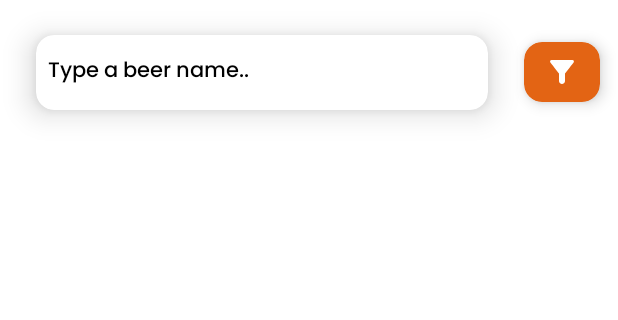
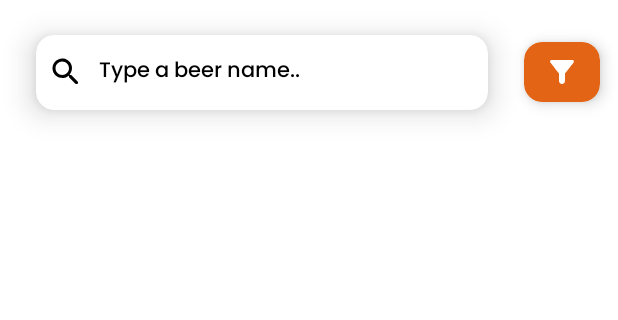
Before and after one commit to stebaia/HoldMyBeerApp, an Android app: the screen it shows after launch (MainActivity), on a phone screen of 412 x 824 dp, the part 68-388 px from its top. Run offline under Robolectric (Android 15) with nearby library versions, the phone set to English and light mode, and no system bars; network calls fail; pictures from the network do not load; Roboto replaces fonts that are not available here; 1 statement that could not run was skipped.

Commit message:
search by name

```diff
--- a/app/src/main/java/com/sbaiardi/holdmybeer/data/api/BeerApiService.kt
+++ b/app/src/main/java/com/sbaiardi/holdmybeer/data/api/BeerApiService.kt
@@ -10,4 +10,7 @@ import retrofit2.http.Url
 interface BeerApiService {
     @GET("beers")
     suspend fun getPagedBeers(@Query("page") page: Int, @Query("per_page") per_page: Int): Response<MutableList<Beer>>
+
+    @GET("beers")
+    suspend fun getSearchBeersByName(@Query("beer_name") beer_name: String, @Query("page") page: Int, @Query("per_page") per_page: Int): Response<MutableList<Beer>>
 }
--- a/app/src/main/java/com/sbaiardi/holdmybeer/data/repositories/BeerRepository.kt
+++ b/app/src/main/java/com/sbaiardi/holdmybeer/data/repositories/BeerRepository.kt
@@ -4,4 +4,6 @@ import com.sbaiardi.holdmybeer.data.api.BeerApiService
 
 class BeerRepository(private val beerApiService: BeerApiService) {
     suspend fun getPagedBeers(page: Int, per_page: Int)  = beerApiService.getPagedBeers(page, per_page)
+
+    suspend fun getSearchBeersByName(beer_name: String,page: Int, per_page: Int)  = beerApiService.getSearchBeersByName(beer_name,page, per_page)
 }
--- a/app/src/main/java/com/sbaiardi/holdmybeer/ui/FirstFragment.kt
+++ b/app/src/main/java/com/sbaiardi/holdmybeer/ui/FirstFragment.kt
@@ -1,10 +1,17 @@
 package com.sbaiardi.holdmybeer.ui
 
 import android.os.Bundle
+import android.text.Editable
+import android.text.TextWatcher
 import android.util.Log
+import android.view.KeyEvent
 import android.view.LayoutInflater
 import android.view.View
 import android.view.ViewGroup
+import android.view.inputmethod.EditorInfo
+import android.widget.TextView
+import android.widget.TextView.OnEditorActionListener
+import androidx.core.widget.addTextChangedListener
 import androidx.fragment.app.Fragment
 import androidx.lifecycle.ViewModelProvider
 import androidx.recyclerview.widget.LinearLayoutManager
@@ -30,7 +37,9 @@ class FirstFragment : Fragment() {
     private val per_page=20
     private lateinit var listener: BottomSheetCallback
     private lateinit var beerViewModel: BeerViewModel
-
+    private var flagNameChanged = false
+    private var flag = false
+    private var nameSearched: String = ""
     override fun onCreateView(
             inflater: LayoutInflater, container: ViewGroup?,
             savedInstanceState: Bundle?
@@ -63,23 +72,45 @@ class FirstFragment : Fragment() {
 
         val scrollListener = object : EndlessRecyclerViewScrollListener(layoutManager) {
             override fun onLoadMore(page: Int, totalItemsCount: Int, view: RecyclerView?) {
-
-                beerViewModel.getPagedBeers(page+1, per_page)
+                beerViewModel.getSearchBeersByName(nameSearched, page + 1, per_page)
             }
         }
         recyler_view_beer.addOnScrollListener(scrollListener)
         recyler_view_beer.adapter = beerListAdapter
         recyler_view_beer.layoutManager = layoutManager
         var mutableListBeer: MutableList<Beer> = ArrayList()
+
+        iet_search_beer.addTextChangedListener(object : TextWatcher {
+
+            override fun afterTextChanged(s: Editable) {}
+
+            override fun beforeTextChanged(s: CharSequence, start: Int,
+                                           count: Int, after: Int) {
+            }
+
+            override fun onTextChanged(s: CharSequence, start: Int,
+                                       before: Int, count: Int) {
+                flagNameChanged = true
+                if (s.length > 2){
+                    nameSearched = iet_search_beer.text.toString()
+                    beerViewModel.getSearchBeersByName(iet_search_beer.text.toString(),initial_page, per_page)
+                }else if (s.isEmpty()){
+                    beerViewModel.getSearchBeersByName("",initial_page, per_page)
+                }
+            }
+        })
         beerViewModel.beers.observe(viewLifecycleOwner, {
             it.let {
-                Log.d("Loggin_beer", it.toString())
+                if (flagNameChanged){
+                    mutableListBeer.clear()
+                    flagNameChanged = false
+                }
                 mutableListBeer.addAll(it)
                 beerListAdapter.submitList(mutableListBeer)
                 beerListAdapter.notifyDataSetChanged()
             }
         })
-        beerViewModel.getPagedBeers(initial_page, per_page)
+        beerViewModel.getSearchBeersByName("",initial_page, per_page)
     }
 
     private fun configureBackdrop(beer: Beer){
--- a/app/src/main/java/com/sbaiardi/holdmybeer/viewmodels/BeerViewModel.kt
+++ b/app/src/main/java/com/sbaiardi/holdmybeer/viewmodels/BeerViewModel.kt
@@ -12,7 +12,6 @@ import kotlinx.coroutines.launch
 
 class BeerViewModel(private val beerRepository: BeerRepository): ViewModel() {
     private val _beers = MutableLiveData<MutableList<Beer>>()
-    private var temp_beer: MutableList<Beer>? = null
     val beers: LiveData<MutableList<Beer>> = _beers
 
     fun getPagedBeers(page: Int, per_page: Int) {
@@ -26,4 +25,20 @@ class BeerViewModel(private val beerRepository: BeerRepository): ViewModel() {
             }
         }
     }
+
+
+    fun getSearchBeersByName(name: String,page: Int, per_page: Int) {
+        val replacedName = name.replace(" ", "_")
+        CoroutineScope(Main).launch(Dispatchers.IO) {
+
+            val response = if(name.length > 2) beerRepository.getSearchBeersByName(replacedName,page, per_page) else beerRepository.getPagedBeers(page, per_page)
+            if (response.isSuccessful){
+                print(response.body())
+                _beers.postValue(response.body())
+            }else{
+                print(response.errorBody())
+            }
+        }
+    }
+
 }
--- /dev/null
+++ b/app/src/main/res/drawable/ic_round_search_24.xml
@@ -0,0 +1,10 @@
+<vector xmlns:android="http://schemas.android.com/apk/res/android"
+    android:width="24dp"
+    android:height="24dp"
+    android:viewportWidth="24"
+    android:viewportHeight="24"
+    >
+  <path
+      android:fillColor="@android:color/black"
+      android:pathData="M15.5,14h-0.79l-0.28,-0.27c1.2,-1.4 1.82,-3.31 1.48,-5.34 -0.47,-2.78 -2.79,-5 -5.59,-5.34 -4.23,-0.52 -7.79,3.04 -7.27,7.27 0.34,2.8 2.56,5.12 5.34,5.59 2.03,0.34 3.94,-0.28 5.34,-1.48l0.27,0.28v0.79l4.25,4.25c0.41,0.41 1.08,0.41 1.49,0 0.41,-0.41 0.41,-1.08 0,-1.49L15.5,14zM9.5,14C7.01,14 5,11.99 5,9.5S7.01,5 9.5,5 14,7.01 14,9.5 11.99,14 9.5,14z"/>
+</vector>
--- a/app/src/main/res/layout/detail_beer_bottomsheet_layout.xml
+++ b/app/src/main/res/layout/detail_beer_bottomsheet_layout.xml
@@ -108,6 +108,7 @@
                         android:layout_height="wrap_content"></TextView>
                 </LinearLayout>
                 <TextView
+                    android:layout_marginBottom="24dp"
                     android:layout_marginTop="12dp"
                     android:id="@+id/txt_description"
                     android:textSize="14dp"
--- a/app/src/main/res/layout/fragment_first.xml
+++ b/app/src/main/res/layout/fragment_first.xml
@@ -49,7 +49,10 @@
             android:layout_width="0dp"
             android:layout_height="50dp">
             <com.google.android.material.textfield.TextInputEditText
-
+                android:id="@+id/iet_search_beer"
+                android:imeOptions="actionDone"
+                android:drawableStart="@drawable/ic_round_search_24"
+                android:drawablePadding="10dp"
                 android:textSize="14dp"
                 android:textColorHint="@color/black"
                 android:fontFamily="@font/poppins_medium"
```
Lines whose indentation alone changed are shown as unchanged.
